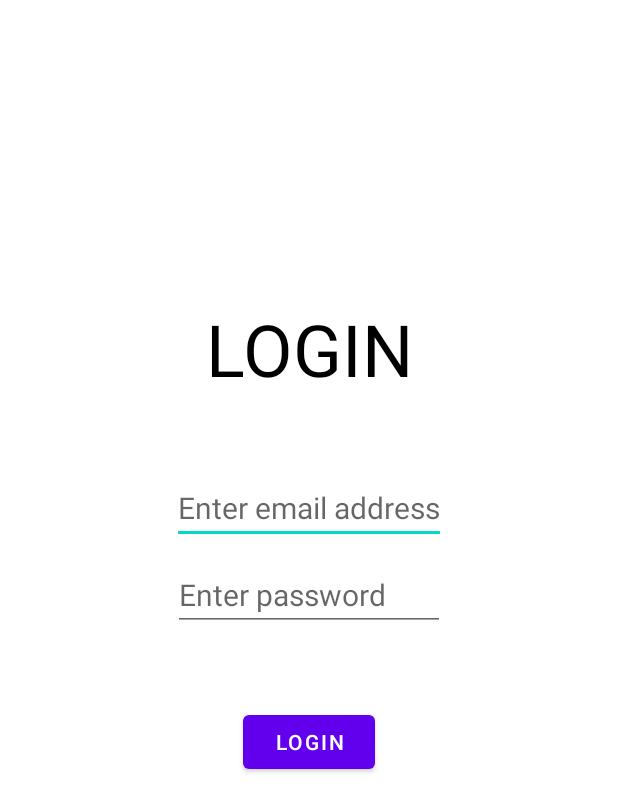
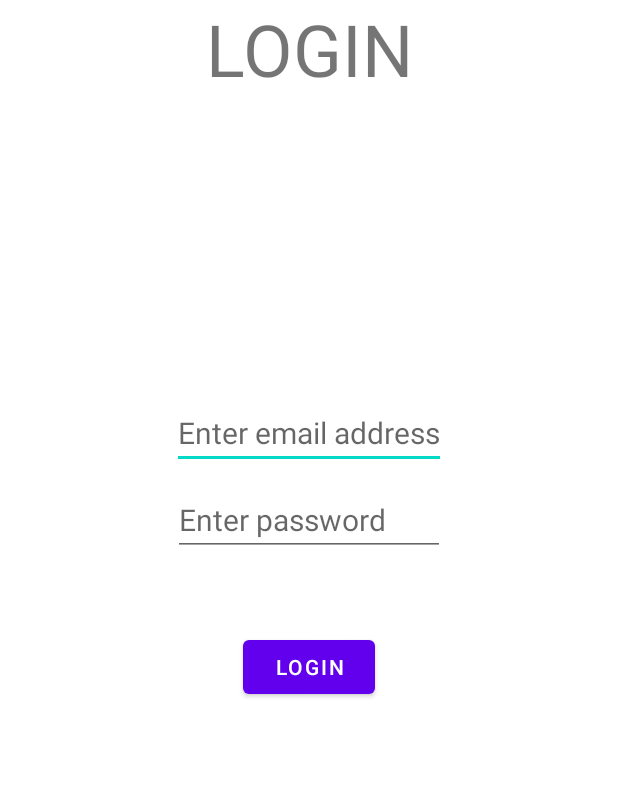
Before and after one commit to sunidhi64/FightCorona, an Android app: the layout activity_login.xml on its own in the app's theme, with its tools: preview values and no code run, on a phone screen of 412 x 824 dp. Shown: the top 812 px of the screen. Run offline under Robolectric (Android 15) with nearby library versions, the phone set to English and light mode, and no system bars.

Commit message:
login file

```diff
--- a/app/src/main/res/layout/activity_login.xml
+++ b/app/src/main/res/layout/activity_login.xml
@@ -2,19 +2,14 @@
 <LinearLayout
     xmlns:android="http://schemas.android.com/apk/res/android"
     android:orientation="vertical"
-    android:background="@color/white"
-    android:padding="50dp"
     android:layout_width="match_parent"
-    android:layout_height="match_parent" >
+    android:layout_height="match_parent">
 
     <TextView
         android:id="@+id/textView"
         android:layout_width="match_parent"
         android:layout_height="wrap_content"
         android:text="LOGIN"
-        android:layout_marginTop="150dp"
-        android:textColor="@color/black"
-        android:background="@color/white"
         android:textSize="@android:dimen/app_icon_size"
         android:gravity="center_horizontal" />
 
@@ -23,7 +18,7 @@
         android:layout_width="wrap_content"
         android:layout_height="wrap_content"
         android:layout_gravity="center_horizontal"
-        android:layout_marginTop="50dp"
+        android:layout_marginTop="200dp"
         android:textSize="20sp"
         android:hint="Enter email address"
         android:inputType="textEmailAddress" />
```
